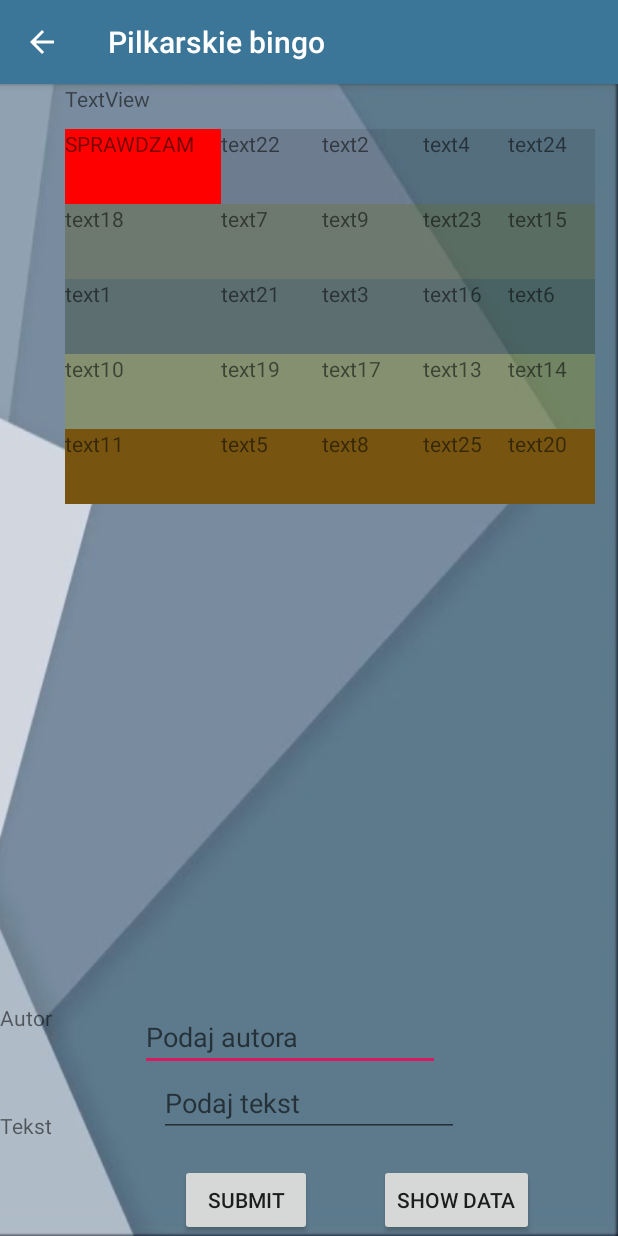
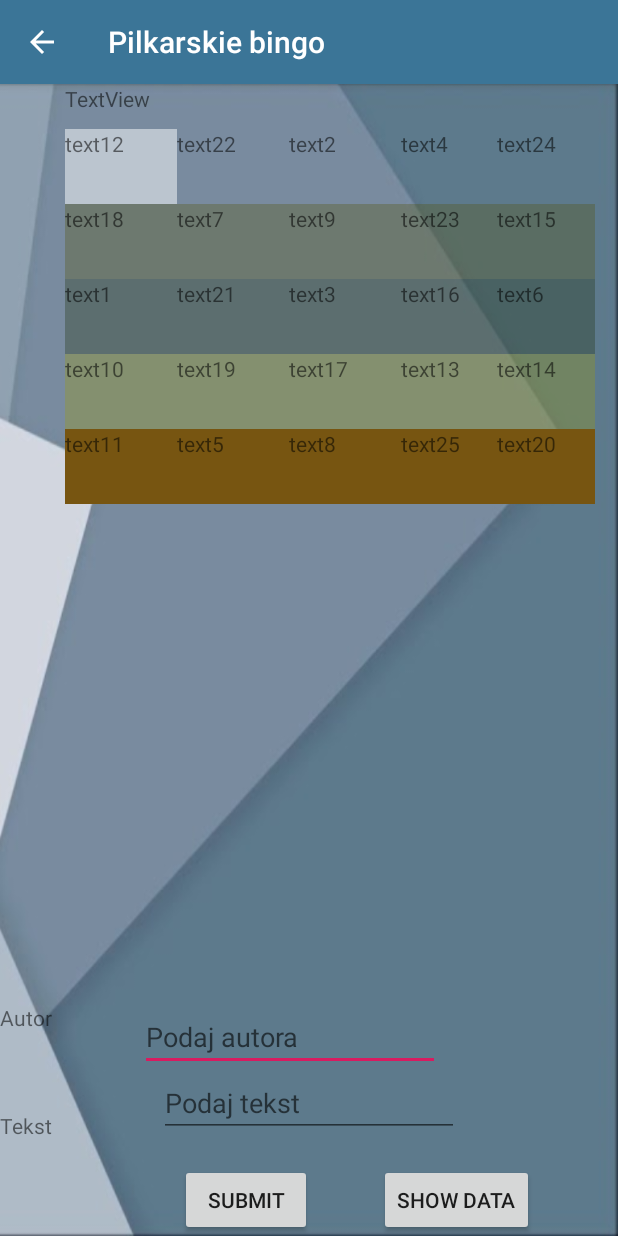
Before and after one commit to matik133/Bingo-app, an Android app: the Game screen opened directly, with no data from a screen before it, after a tap on "text12", on a phone screen of 412 x 824 dp. Run offline under Robolectric (Android 15) with nearby library versions, the phone set to English and light mode, and no system bars.

Commit message:
zmiana koloru kontrolek po kliknięciu

```diff
--- a/app/src/main/java/pl/kwiateksoft/pilkarskiebingo/Game.java
+++ b/app/src/main/java/pl/kwiateksoft/pilkarskiebingo/Game.java
@@ -24,7 +24,7 @@ public class Game extends AppCompatActivity {
     EditText autor, sentence;
     TextView dataView;
     TextView t;
-    boolean isClicked;
+    boolean isClicked; //if field is clicked
     List<TextView> fieldsList = new ArrayList<>();
     List<String> bingoWordList = new LinkedList<>(Arrays.asList("text1", "text2","text3","text4","text5","text6","text7","text8","text9","text10","text11","text12","text13","text14","text15","text16","text17","text18","text19","text20","text21","text22","text23","text24","text25"));
 
@@ -146,31 +146,21 @@ public class Game extends AppCompatActivity {
     }
 
     public void onClick(View view) {
-        String test = view.getResources().getResourceEntryName(view.getId());
+
         TextView t = findViewById(view.getId());
-        t.setText("SPRAWDZAM");
-        Toast.makeText(this, test, Toast.LENGTH_LONG).show();
+        if (t.getBackground()==null){
+            t.setBackgroundColor(Color.WHITE);
+            t.getBackground().setAlpha(127); //dodanie wyszarzenia pola po klinięciu
+            isClicked=true;
+        }
+        else {
+            t.setBackground(null);
+            isClicked=false;
+        }
 
-        switch (view.getId()) {
-            case R.id.field1:
-                t= findViewById(R.id.field1);
-                t.setBackgroundColor(Color.RED);
-                //t.setText("DUPA");
 
-                break;
-            case R.id.field2:
-                // do something else
-                break;
-            case R.id.field3:
-                // i'm lazy, do nothing
-                break;
-            case R.id.field4:
-                // do something else
-                break;
-            case R.id.field5:
-                // i'm lazy, do nothing
-                break;
-        }
+
+
 
 
 
--- a/app/src/main/res/layout/activity_game.xml
+++ b/app/src/main/res/layout/activity_game.xml
@@ -26,8 +26,7 @@
 
         <TableRow
             android:layout_width="match_parent"
-            android:layout_height="94dp"
-            android:background="#1A000000">
+            android:layout_height="94dp">
 
             <TextView
                 android:id="@+id/field1"
@@ -66,8 +65,7 @@
                 android:layout_width="wrap_content"
                 android:layout_height="50dp"
                 android:layout_weight="0.2"
-                android:onClick="onClick"
-                android:text="TextView" />
+                android:onClick="onClick" />
         </TableRow>
 
         <TableRow
```
